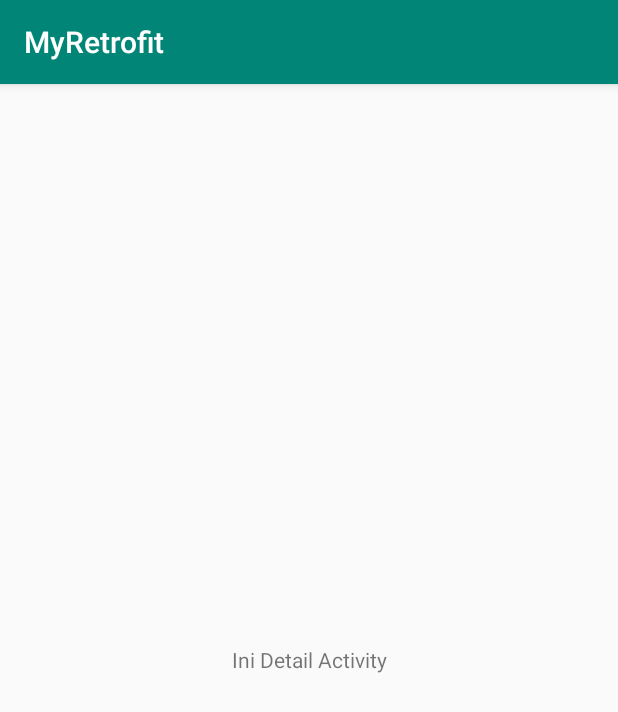
After one commit to Abikayusri/MyRepository, an Android app: the DetailActivity screen opened directly, with no data from a screen before it, on a phone screen of 412 x 824 dp. The commit adds this screen. Shown: the top 712 px of the screen. Run offline under Robolectric (Android 15) with nearby library versions, the phone set to English and light mode, and no system bars.

Commit message:
Add get feature

```diff
--- a/app/src/main/AndroidManifest.xml
+++ b/app/src/main/AndroidManifest.xml
@@ -11,8 +11,9 @@
         android:roundIcon="@mipmap/ic_launcher_round"
         android:supportsRtl="true"
         android:theme="@style/AppTheme">
-        <activity android:name=".add.AddContentActivity"></activity>
-        <activity android:name=".ui.MainActivity">
+        <activity android:name=".ui.detail.DetailActivity"></activity>
+        <activity android:name=".ui.add.AddContentActivity" />
+        <activity android:name=".ui.main.MainActivity">
             <intent-filter>
                 <action android:name="android.intent.action.MAIN" />
 
--- a/app/src/main/java/com/project/myretrofit/model/DefaultResponse.kt
+++ b/app/src/main/java/com/project/myretrofit/model/PostResponse.kt
@@ -6,4 +6,7 @@ package com.project.myretrofit.model
  * Bismillahirrahmanirrahim
  */
 
-data class DefaultResponse(val error: Boolean, val message: String)
+data class PostResponse(
+    val error: Boolean,
+    val message: String
+)
--- /dev/null
+++ b/app/src/main/java/com/project/myretrofit/ui/detail/DetailActivity.kt
@@ -0,0 +1,17 @@
+package com.project.myretrofit.ui.detail
+
+import android.os.Bundle
+import androidx.appcompat.app.AppCompatActivity
+import com.project.myretrofit.R
+
+class DetailActivity : AppCompatActivity() {
+
+    override fun onCreate(savedInstanceState: Bundle?) {
+        super.onCreate(savedInstanceState)
+        setContentView(R.layout.activity_detail)
+    }
+
+    companion object {
+        const val EXTRA_CONTENT = "extra_content"
+    }
+}
--- a/app/src/main/res/layout/activity_add_content.xml
+++ b/app/src/main/res/layout/activity_add_content.xml
@@ -6,7 +6,7 @@
     android:layout_height="match_parent"
     android:orientation="vertical"
     android:padding="16dp"
-    tools:context=".add.AddContentActivity">
+    tools:context=".ui.add.AddContentActivity">
 
     <TextView
         android:layout_width="wrap_content"
--- /dev/null
+++ b/app/src/main/res/layout/activity_detail.xml
@@ -0,0 +1,14 @@
+<?xml version="1.0" encoding="utf-8"?>
+<androidx.constraintlayout.widget.ConstraintLayout xmlns:android="http://schemas.android.com/apk/res/android"
+    xmlns:tools="http://schemas.android.com/tools"
+    android:layout_width="match_parent"
+    android:layout_height="match_parent"
+    tools:context=".ui.detail.DetailActivity">
+
+    <TextView
+        android:layout_width="match_parent"
+        android:layout_height="match_parent"
+        android:gravity="center"
+        android:text="Ini Detail Activity"
+        />
+</androidx.constraintlayout.widget.ConstraintLayout>
--- a/app/src/main/res/layout/activity_main.xml
+++ b/app/src/main/res/layout/activity_main.xml
@@ -3,7 +3,7 @@
     xmlns:tools="http://schemas.android.com/tools"
     android:layout_width="match_parent"
     android:layout_height="match_parent"
-    tools:context=".ui.MainActivity">
+    tools:context=".ui.main.MainActivity">
 
     <ProgressBar
         android:id="@+id/pb_main"
```
Also changed, not shown: app/src/main/java/com/project/myretrofit/home/HomeAdapter.kt (deleted, +0 -50 lines), app/src/main/java/com/project/myretrofit/home/HomeHolder.kt (deleted, +0 -12 lines), app/src/main/java/com/project/myretrofit/home/HomePresenter.kt (deleted, +0 -47 lines), app/src/main/java/com/project/myretrofit/model/ContentBody.kt (+4 -4 lines), app/src/main/java/com/project/myretrofit/network/ApiClient.kt (+0 -12 lines), app/src/main/java/com/project/myretrofit/network/ApiService.kt (+3 -11 lines), app/src/main/java/com/project/myretrofit/ui/MainActivity.kt (deleted, +0 -26 lines), app/src/main/java/com/project/myretrofit/ui/add/AddContentActivity.kt (renamed from app/src/main/java/com/project/myretrofit/add/AddContentActivity.kt, +4 -8 lines), app/src/main/java/com/project/myretrofit/ui/add/AddContentPresenter.kt (renamed from app/src/main/java/com/project/myretrofit/add/AddContentPresenter.kt, +6 -5 lines), app/src/main/java/com/project/myretrofit/ui/main/MainActivity.kt (added, +55 -0 lines), app/src/main/java/com/project/myretrofit/ui/main/MainAdapter.kt (added, +66 -0 lines), app/src/main/java/com/project/myretrofit/ui/main/MainHolder.kt (added, +12 -0 lines), app/src/main/java/com/project/myretrofit/ui/main/MainPresenter.kt (added, +46 -0 lines).
